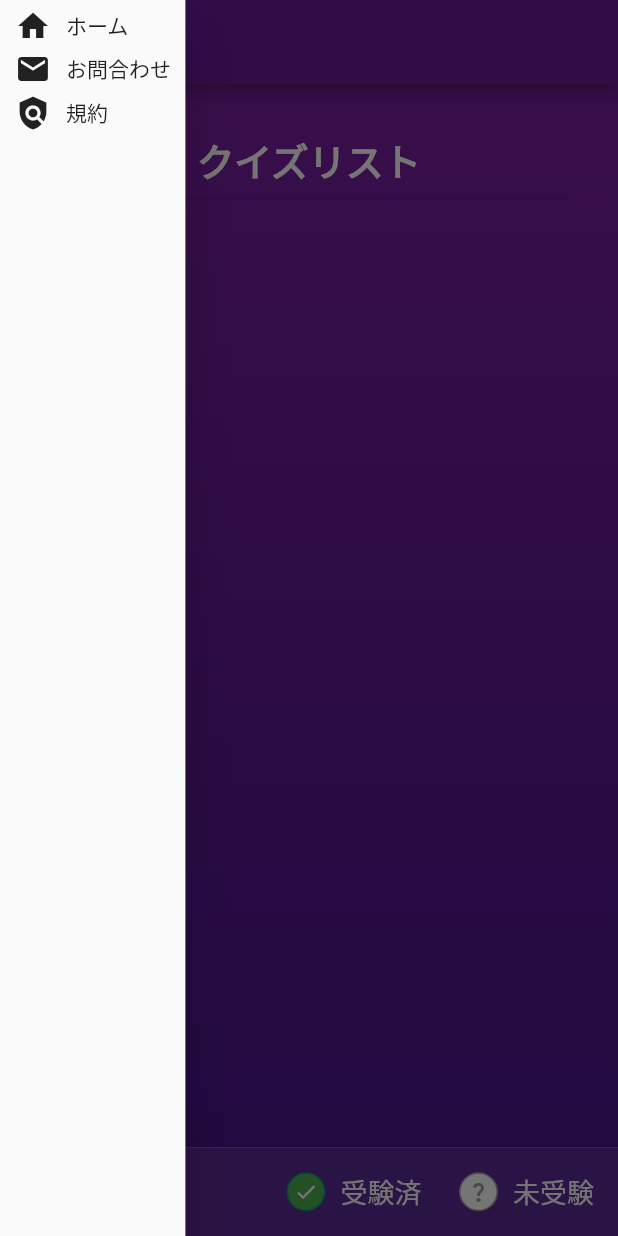
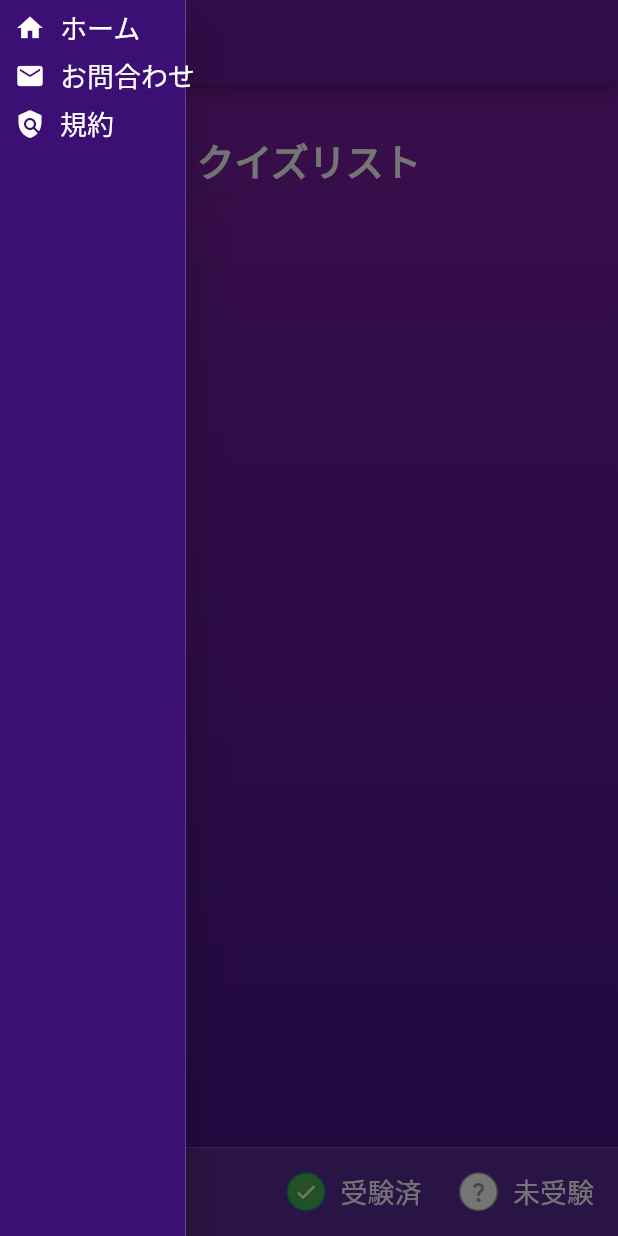
Before and after one commit to norifumi92/hotnewsquiz, a Flutter app: the MenuPage screen opened directly, with the side drawer open, on a phone screen of 412 x 824 dp. Run offline on Flutter 3.47's test engine with Material 2 defaults, Android fonts, the phone set to English and light mode, and no system bars; our stand-ins replace cloud_firestore, firebase_core, get, google_mobile_ads, introduction_screen, lottie and 2 more; accounts and stored records are empty; generated files the repository leaves out were written again.

Commit message:
make the menu drawer stateless widget

```diff
--- /dev/null
+++ b/lib/components/my_drawer.dart
@@ -0,0 +1,69 @@
+import 'package:flutter/material.dart';
+import 'package:hotnewsquiz/components/normal_text.dart';
+
+class MyDrawer extends StatelessWidget {
+  const MyDrawer({super.key});
+
+  @override
+  Widget build(BuildContext context) {
+    return Container(
+      width: MediaQuery.of(context).size.width *
+          0.3, // Adjust the width as per your preference
+      child: Drawer(
+        child: Container(
+          //To change the color of Drawer, Container must be inside
+          color: Color.fromARGB(255, 60, 15, 116),
+          child: ListView(
+            children: [
+              GestureDetector(
+                onTap: () {
+                  //add action
+                },
+                child: Container(
+                  padding: const EdgeInsets.only(left: 10, top: 5),
+                  child: Row(
+                    children: const [
+                      Icon(Icons.home, size: 20, color: Colors.white),
+                      SizedBox(width: 10),
+                      NormalText('ホーム'),
+                    ],
+                  ),
+                ),
+              ),
+              GestureDetector(
+                onTap: () {
+                  //add action
+                },
+                child: Container(
+                  padding: const EdgeInsets.only(left: 10, top: 5),
+                  child: Row(
+                    children: const [
+                      Icon(Icons.email, size: 20, color: Colors.white),
+                      SizedBox(width: 10),
+                      NormalText('お問合わせ'),
+                    ],
+                  ),
+                ),
+              ),
+              GestureDetector(
+                onTap: () {
+                  //add action
+                },
+                child: Container(
+                  padding: const EdgeInsets.only(left: 10, top: 5),
+                  child: Row(
+                    children: const [
+                      Icon(Icons.policy, size: 20, color: Colors.white),
+                      SizedBox(width: 10),
+                      NormalText('規約'),
+                    ],
+                  ),
+                ),
+              ),
+            ],
+          ),
+        ),
+      ),
+    );
+  }
+}
--- a/lib/pages/menu_page.dart
+++ b/lib/pages/menu_page.dart
@@ -1,6 +1,7 @@
 import 'package:flutter/material.dart';
 import 'package:hotnewsquiz/components/normal_text.dart';
 import 'package:hotnewsquiz/components/quiz_item.dart';
+import 'package:hotnewsquiz/components/my_drawer.dart';
 import 'package:hotnewsquiz/controllers/quiz_controller.dart';
 import 'package:get/get.dart';
 import 'package:hotnewsquiz/models/quiz.dart';
@@ -69,60 +70,7 @@ class _MenuPageState extends State<MenuPage> {
           onPressed: _openDrawer,
         ),
       ),
-      drawer: Container(
-        width: screenWidth * 0.3, // Adjust the width as per your preference
-        child: Drawer(
-          child: ListView(
-            children: [
-              GestureDetector(
-                onTap: () {
-                  //add action
-                },
-                child: Container(
-                  padding: const EdgeInsets.only(left: 10, top: 5),
-                  child: Row(
-                    children: const [
-                      Icon(Icons.home),
-                      SizedBox(width: 10),
-                      Text('ホーム'),
-                    ],
-                  ),
-                ),
-              ),
-              GestureDetector(
-                onTap: () {
-                  //add action
-                },
-                child: Container(
-                  padding: const EdgeInsets.only(left: 10, top: 5),
-                  child: Row(
-                    children: const [
-                      Icon(Icons.email),
-                      SizedBox(width: 10),
-                      Text('お問合わせ'),
-                    ],
-                  ),
-                ),
-              ),
-              GestureDetector(
-                onTap: () {
-                  //add action
-                },
-                child: Container(
-                  padding: const EdgeInsets.only(left: 10, top: 5),
-                  child: Row(
-                    children: const [
-                      Icon(Icons.policy),
-                      SizedBox(width: 10),
-                      Text('規約'),
-                    ],
-                  ),
-                ),
-              ),
-            ],
-          ),
-        ),
-      ),
+      drawer: MyDrawer(),
       body: Container(
         width: double.infinity,
         height: double.infinity,
```
